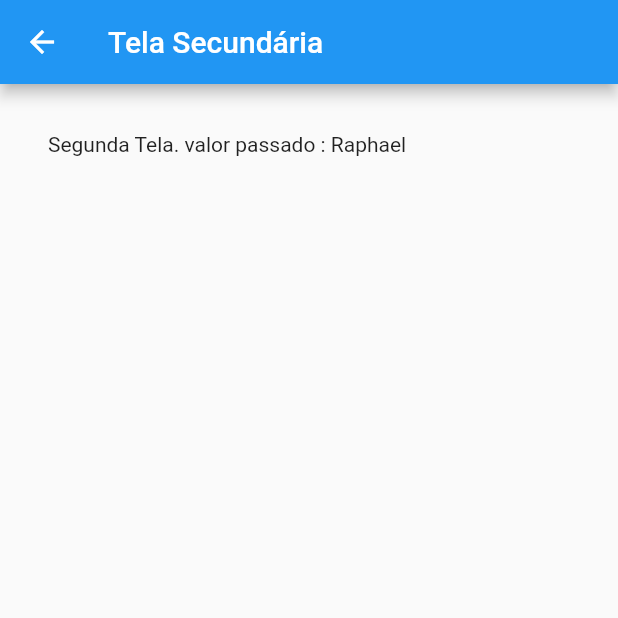
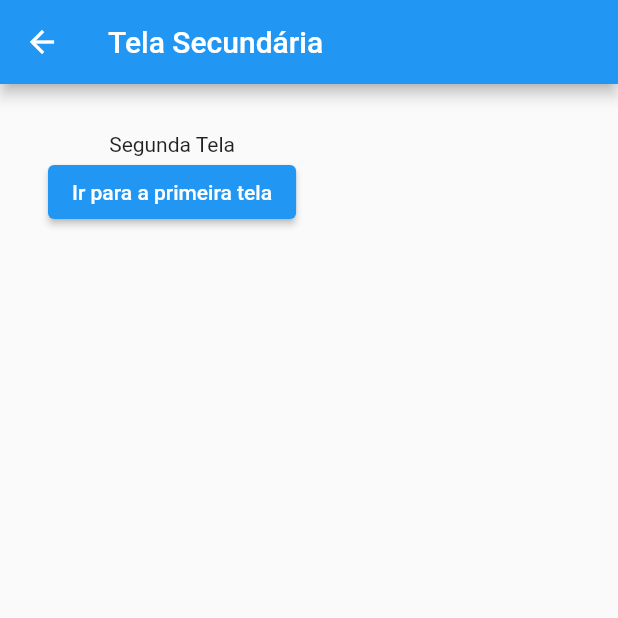
Before and after one commit to raphaelmoraes/navegacao_telas, a Flutter app: the screen it shows after launch, after a tap on "Ir para segunda tela", on a phone screen of 412 x 824 dp, the top half of it. Run offline on Flutter 3.47's test engine with Material 2 defaults, Android fonts, the phone set to English and light mode, and no system bars.

Commit message:
Alterações de Rotas

```diff
--- a/lib/TelaSecundaria.dart
+++ b/lib/TelaSecundaria.dart
@@ -1,10 +1,6 @@
 import 'package:flutter/material.dart';
 
 class TelaSecundaria extends StatefulWidget {
-  final String valor;
-
-  TelaSecundaria(this.valor);
-
   @override
   _TelaSecundariaState createState() => _TelaSecundariaState();
 }
@@ -21,7 +17,13 @@ class _TelaSecundariaState extends State<TelaSecundaria> {
         padding: EdgeInsets.all(32),
         child: Column(
           children: [
-            Text("Segunda Tela. valor passado : ${widget.valor}"),
+            Text("Segunda Tela"),
+            ElevatedButton(
+              onPressed: () {
+                Navigator.pushNamed(context, "/");
+              },
+              child: Text("Ir para a primeira tela"),
+            ),
           ],
         ),
       ),
--- a/lib/main.dart
+++ b/lib/main.dart
@@ -3,6 +3,8 @@ import 'package:navegacao/TelaSecundaria.dart';
 
 void main() {
   runApp(MaterialApp(
+    initialRoute: "/",
+    routes: {"/secundaria": (context) => TelaSecundaria()},
     home: TelaPrincipal(),
   ));
 }
@@ -28,12 +30,7 @@ class _TelaPrincipalState extends State<TelaPrincipal> {
           children: [
             ElevatedButton(
               onPressed: () {
-                Navigator.push(
-                  context,
-                  MaterialPageRoute(
-                    builder: (cotext) => TelaSecundaria("Raphael"),
-                  ),
-                );
+                Navigator.pushNamed(context, "/secundaria");
               },
               child: Text("Ir para segunda tela"),
             ),
```
